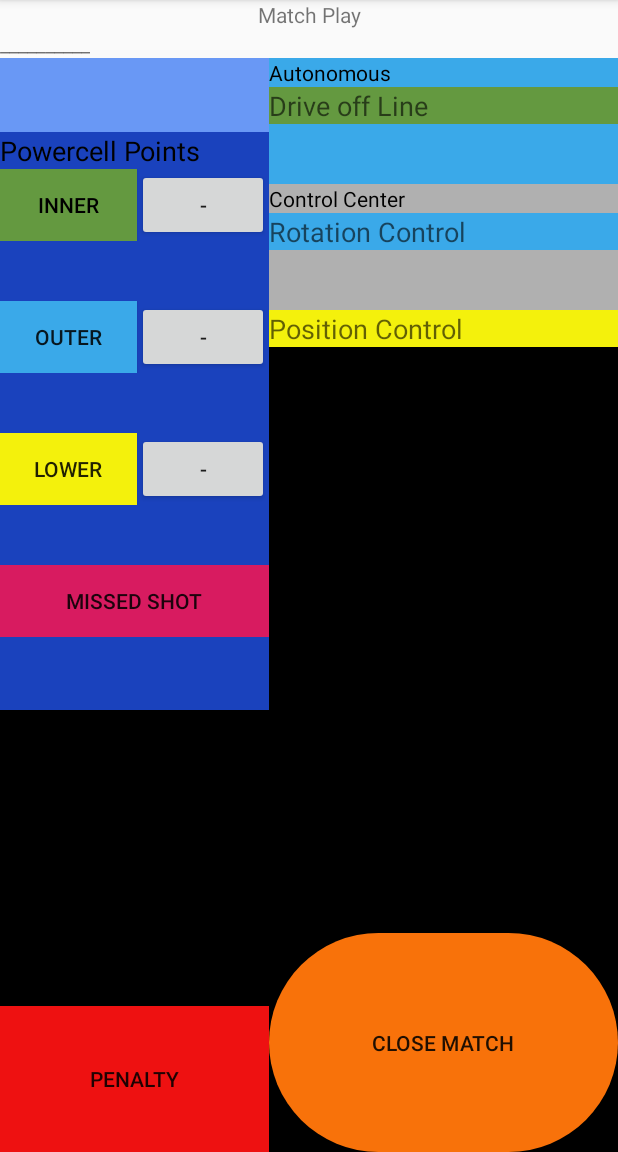
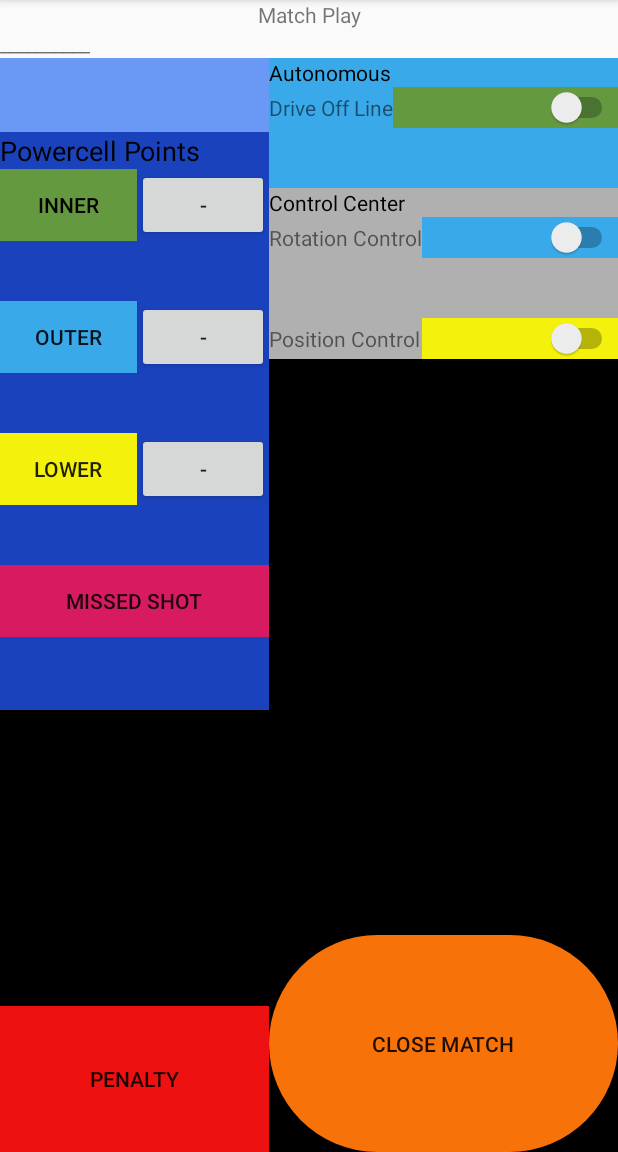
Before and after one commit to Christina-7443/JagScoutApp3_1, an Android app: the screen it shows after launch (Main2Activity), after a tap on "Start", on a phone screen of 412 x 824 dp, the part 84-1236 px from its top. Run offline under Robolectric (Android 15) with nearby library versions, the phone set to English and light mode, and no system bars.

```diff
--- a/app/src/main/java/com/example/jagscoutapp3_1/Main2Activity.java
+++ b/app/src/main/java/com/example/jagscoutapp3_1/Main2Activity.java
@@ -6,15 +6,20 @@ import android.content.Intent;
 import android.os.Bundle;
 import android.view.View;
 import android.widget.Button;
+import android.widget.CompoundButton;
 import android.widget.EditText;
+import android.widget.Switch;
 import android.widget.TextView;
 
 
 
 public class Main2Activity extends AppCompatActivity {
-    EditText drive,
-            rotation,
-            position;
+
+    //declaring the variables for use later
+
+    Switch  swDrive,
+            swRotation,
+            swPosition;
     String stDrive,
             stRotation,
             stPosition;
@@ -47,9 +52,9 @@ public class Main2Activity extends AppCompatActivity {
         super.onCreate(savedInstanceState);
         setContentView(R.layout.activity_main2);
 
-        drive = findViewById(R.id.driveOffLine);
-        rotation = findViewById(R.id.rotation);
-        position = findViewById(R.id.position);
+        swDrive = findViewById(R.id.driveOffLine);
+        swRotation = findViewById(R.id.rotation);
+        swPosition = findViewById(R.id.position);
 
         //makes the buttons connect with the ones in the .xml
         btnI = (Button)findViewById(R.id.innerButton);
@@ -60,6 +65,8 @@ public class Main2Activity extends AppCompatActivity {
         btnMI = (Button)findViewById(R.id.minusInner);
         btnMO = (Button)findViewById(R.id.minusOuter);
         btnML = (Button)findViewById(R.id.minusLower);
+
+
 
 
 
@@ -76,6 +83,8 @@ public class Main2Activity extends AppCompatActivity {
         tvRobot.setText(stRobot);
 
 
+
+
         Intent openMatchPlay = getIntent();
 
         BtnNext = findViewById(R.id.BtnNext);
@@ -89,6 +98,7 @@ public class Main2Activity extends AppCompatActivity {
 
 
     }
+
 
     //makes the inner button say how many times it has been pressed
     public void CountInner(View v){
@@ -134,17 +144,28 @@ public class Main2Activity extends AppCompatActivity {
     public void moveToEnd(){
         Intent lastPage = new Intent(Main2Activity.this, Main3Activity.class);
 
-        stDrive = drive.getText().toString();
-        stRotation = rotation.getText().toString();
-        stPosition = position.getText().toString();
+        String strDrive, strRotation, strPosition;
+        if (swDrive.isChecked())
+            strDrive = swDrive.getTextOn().toString();
+        else
+            strDrive = swDrive.getTextOff().toString();
+        if (swRotation.isChecked())
+            strRotation = swRotation.getTextOn().toString();
+        else
+            strRotation = swRotation.getTextOn().toString();
+        if (swPosition.isChecked())
+            strPosition = swPosition.getTextOn().toString();
+        else
+            strPosition = swPosition.getTextOff().toString();
 
         lastPage.putExtra("nameView", st);
         lastPage.putExtra("nameMatch" , stMatch);
         lastPage.putExtra("nameRobot" , stRobot);
-        lastPage.putExtra("didDrive", stDrive);
-        lastPage.putExtra("didRotation", stRotation);
-        lastPage.putExtra("didPosition", stPosition);
+        lastPage.putExtra("didDrive", strDrive);
+        lastPage.putExtra("didRotation", strRotation);
+        lastPage.putExtra("didPosition", strPosition);
         startActivity(lastPage);
         finish();
     }
+
 }
--- a/app/src/main/res/layout/activity_main2.xml
+++ b/app/src/main/res/layout/activity_main2.xml
@@ -260,14 +260,22 @@
                     android:layout_height="match_parent"
                     android:layout_gravity="center">
 
-                    <EditText
+                    <TextView
+                        android:id="@+id/textView10"
+                        android:layout_width="wrap_content"
+                        android:layout_height="wrap_content"
+                        android:text="@string/driveOffLineButton" />
+
+                    <Switch
                         android:id="@+id/driveOffLine"
                         android:layout_width="match_parent"
                         android:layout_height="wrap_content"
                         android:layout_weight="1"
                         android:background="@color/darkGreen"
-                        android:hint="Drive off Line"
-
+                        android:textOn="@string/yes"
+                        android:textOff="@string/no"
+                        android:textColor="@color/black"
+                        android:checked="false"
                         />
 
                 </TableRow>
@@ -308,13 +316,23 @@
                     android:layout_height="wrap_content"
                     android:layout_weight="1">
 
-                    <EditText
+                    <TextView
+                        android:id="@+id/textView11"
+                        android:layout_width="wrap_content"
+                        android:layout_height="wrap_content"
+                        android:text="@string/rotationControlButton" />
+
+                    <Switch
                         android:id="@+id/rotation"
                         android:layout_width="wrap_content"
                         android:layout_height="wrap_content"
                         android:layout_weight="1"
                         android:background="@color/lightBlue"
-                        android:hint="Rotation Control" />
+                        android:textOn="@string/yes"
+                        android:textOff="@string/no"
+                        android:textColor="@color/black"
+                        android:checked="false"
+                        />
 
                 </TableRow>
 
@@ -333,13 +351,23 @@
                     android:layout_height="wrap_content"
                     android:layout_weight="1">
 
-                    <EditText
+                    <TextView
+                        android:id="@+id/textView12"
+                        android:layout_width="wrap_content"
+                        android:layout_height="wrap_content"
+                        android:text="@string/positionControlButton" />
+
+                    <Switch
                         android:id="@+id/position"
                         android:layout_width="wrap_content"
                         android:layout_height="wrap_content"
                         android:layout_weight="1"
                         android:background="@color/yellow"
-                        android:hint="Position Control" />
+                        android:textOn="@string/yes"
+                        android:textOff="@string/no"
+                        android:textColor="@color/black"
+                        android:checked="false"
+                         />
                 </TableRow>
             </TableLayout>
 
```
